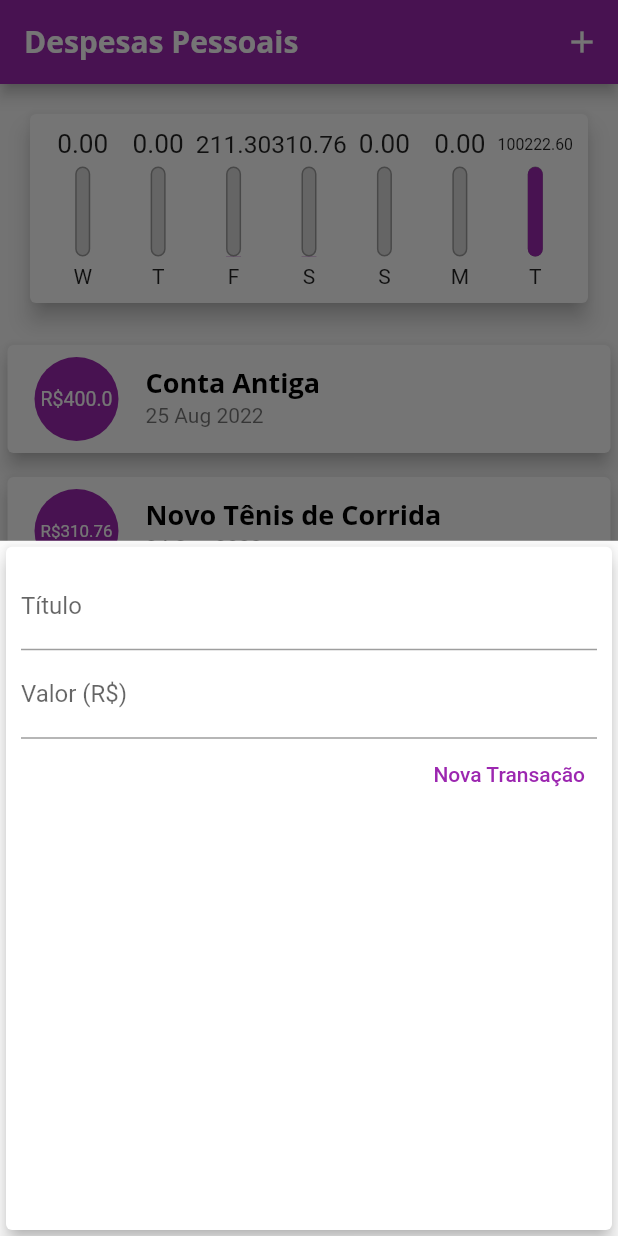
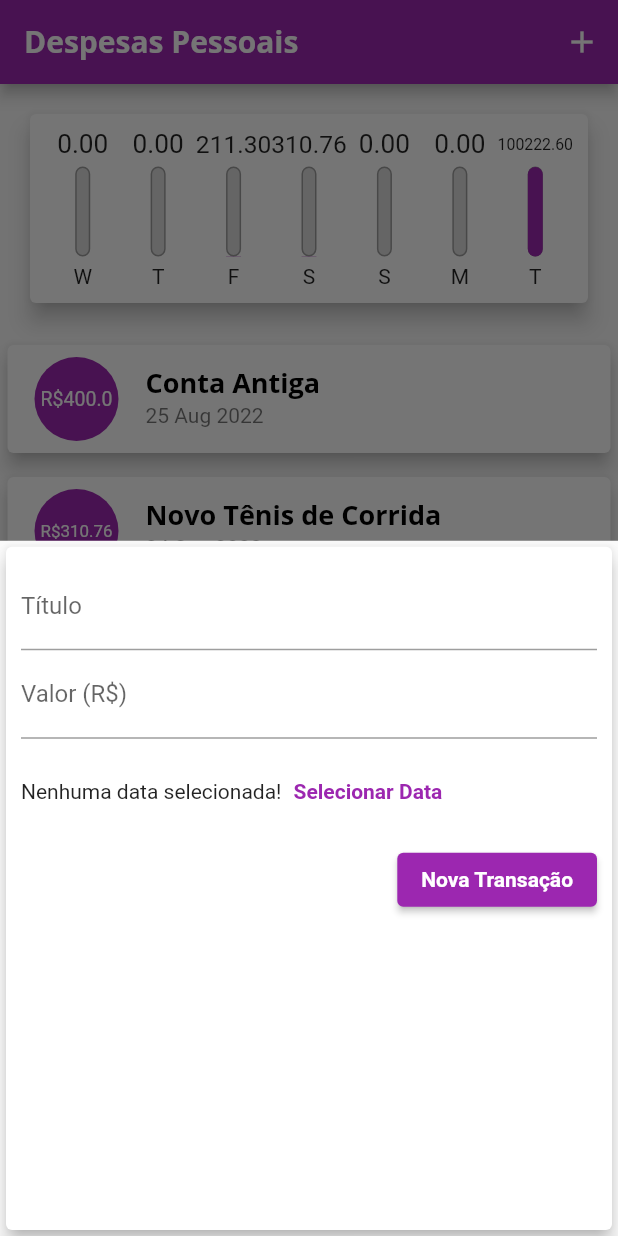
Before and after one commit to jnishizima/flutter, a Flutter app: the screen it shows after launch, after a tap on the "add" icon, on a phone screen of 412 x 824 dp. Run offline on Flutter 3.47's test engine with Material 2 defaults, Android fonts, the phone set to English and light mode, and no system bars.

Commit message:
preparando o formulario

```diff
--- a/projeto_despesas/lib/components/transaction_form.dart
+++ b/projeto_despesas/lib/components/transaction_form.dart
@@ -49,18 +49,35 @@ class _TransactionFormState extends State<TransactionForm> {
                 labelText: 'Valor (R\$)',
               ),
             ),
+            SizedBox(
+              height: 70,
+              child: Row(
+                children: <Widget>[
+                  const Text('Nenhuma data selecionada!'),
+                  TextButton(
+                    child: const Text(
+                      'Selecionar Data',
+                      style: TextStyle(
+                        fontWeight: FontWeight.bold,
+                      ),
+                    ),
+                    onPressed: () {},
+                  )
+                ],
+              ),
+            ),
             Row(
               mainAxisAlignment: MainAxisAlignment.end,
               children: <Widget>[
-                TextButton(
-                  child: const Text(
+                ElevatedButton(
+                  child: Text(
                     'Nova Transação',
                     style: TextStyle(
-                      color: Colors.purple,
+                      color: Theme.of(context).textTheme.button?.color,
                     ),
                   ),
                   onPressed: _submitForm,
-                )
+                ),
               ],
             ),
           ],
--- a/projeto_despesas/lib/components/transaction_list.dart
+++ b/projeto_despesas/lib/components/transaction_list.dart
@@ -10,7 +10,7 @@ class TransactionList extends StatelessWidget {
   @override
   Widget build(BuildContext context) {
     return SizedBox(
-      height: 500,
+      height: 600,
       child: transactions.isEmpty
           ? Column(
               children: [
--- a/projeto_despesas/lib/main.dart
+++ b/projeto_despesas/lib/main.dart
@@ -27,6 +27,10 @@ class ExpensesApp extends StatelessWidget {
             fontSize: 18,
             fontWeight: FontWeight.bold,
             color: Colors.black,
+          ),
+          button: const TextStyle(
+            color: Colors.white,
+            fontWeight: FontWeight.bold,
           ),
         ),
         appBarTheme: const AppBarTheme(
```
